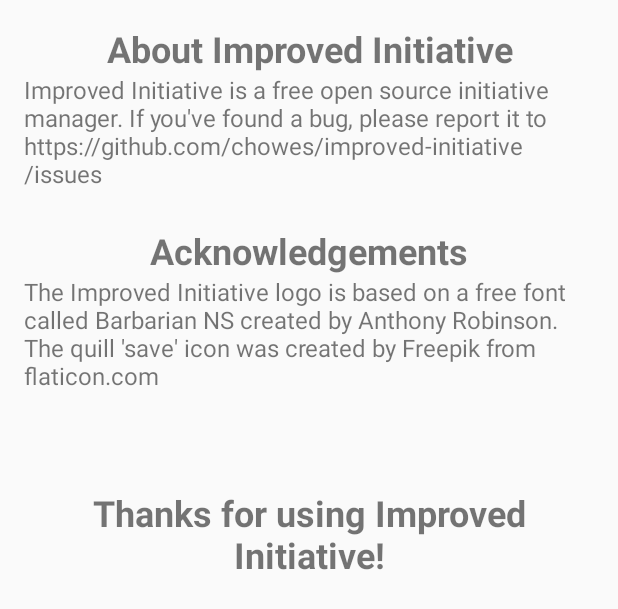
After one commit to chowes/improved-initiative, an Android app: the layout about_dialog.xml on its own in the app's theme, with its tools: preview values and no code run, on a phone screen of 412 x 824 dp. The commit adds this screen. Shown: the top 609 px of the screen. Run offline under Robolectric (Android 15) with nearby library versions, the phone set to English and light mode, and no system bars.

Commit message:
Implemented preferences for dismissing tutorial dialogs, added a bug reporting feature under 'About', added credits for font and icon authors

```diff
--- /dev/null
+++ b/app/src/main/res/layout/about_dialog.xml
@@ -0,0 +1,42 @@
+<?xml version="1.0" encoding="utf-8"?>
+<LinearLayout xmlns:android="http://schemas.android.com/apk/res/android"
+    android:orientation="vertical"
+    android:layout_width="match_parent"
+    android:layout_height="match_parent"
+    android:padding="16dp">
+
+    <TextView
+        android:layout_width="match_parent"
+        android:layout_height="wrap_content"
+        android:textSize="24sp"
+        android:textStyle="bold"
+        android:textAlignment="center"
+        android:text="@string/about_label"/>
+    <TextView
+        android:layout_width="match_parent"
+        android:layout_height="wrap_content"
+        android:textSize="16sp"
+        android:layout_marginBottom="24dp"
+        android:text="@string/about_text"/>
+    <TextView
+        android:layout_width="match_parent"
+        android:layout_height="wrap_content"
+        android:textSize="24sp"
+        android:textStyle="bold"
+        android:textAlignment="center"
+        android:text="@string/acknowledgements_label"/>
+    <TextView
+        android:layout_width="match_parent"
+        android:layout_height="wrap_content"
+        android:textSize="16sp"
+        android:text="@string/acknowledgements_text"
+        android:layout_marginBottom="64dp"/>
+    <TextView
+        android:layout_width="match_parent"
+        android:layout_height="wrap_content"
+        android:textSize="24sp"
+        android:textStyle="bold"
+        android:textAlignment="center"
+        android:text="@string/thanks_label"/>
+
+</LinearLayout>
--- a/app/src/main/res/menu/main_menu_top.xml
+++ b/app/src/main/res/menu/main_menu_top.xml
@@ -4,5 +4,6 @@
     <item
         android:title="@string/about"
         android:orderInCategory="100"
+        app:showAsAction="ifRoom"
         android:onClick="showAbout"/>
 </menu>
--- a/app/src/main/res/values/strings.xml
+++ b/app/src/main/res/values/strings.xml
@@ -8,15 +8,27 @@
     <string name="start_combat">Start Combat</string>
     <string name="edit_characters">Edit Characters</string>
     <string name="about">About</string>
+    <string name="about_label">About Improved Initiative</string>
+    <string name="about_text">
+        Improved Initiative is a free open source initiative manager. If you\'ve found a bug, please report it to https://github.com/chowes/improved-initiative/issues
+    </string>
+    <string name="acknowledgements_label">Acknowledgements</string>
+    <string name="acknowledgements_text">
+        The Improved Initiative logo is based on a free font called Barbarian NS created by Anthony Robinson.
+        The quill \'save\' icon was created by Freepik from flaticon.com
+    </string>
+    <string name="thanks_label">Thanks for using Improved Initiative!</string>
 
     <!--Buttons-->
     <string name="okay">Okay</string>
     <string name="dismiss">Don\'t Show Again</string>
+    <string name="report_bug">Report a Bug</string>
 
     <!--Combat Screen-->
     <string name="next_round">Next Turn</string>
     <string name="replay_round">Replay Turn</string>
     <string name="add_character">Characters</string>
+    <string name="combat_tutorial_pref">show_combat_instructions</string>
     <string name="combat_tutorial_swipe_left_label">Swipe left:</string>
     <string name="combat_tutorial_swipe_left_text">Remove character from combat</string>
     <string name="combat_tutorial_drag_label">Drag:</string>
@@ -41,6 +53,7 @@
     <string name="resume_encounter">Resume Combat</string>
     <string name="new_encounter">New Encounter</string>
     <string name="save_character">Save Character</string>
+    <string name="character_tutorial_pref">show_char_instructions</string>
     <string name="character_tutorial_swipe_left_label">Swipe left:</string>
     <string name="character_tutorial_swipe_left_text">Delete a character</string>
     <string name="character_tutorial_swipe_right_label">Swipe right:</string>
--- a/build.gradle
+++ b/build.gradle
@@ -5,7 +5,7 @@ buildscript {
         jcenter()
     }
     dependencies {
-        classpath 'com.android.tools.build:gradle:2.3.1'
+        classpath 'com.android.tools.build:gradle:2.3.2'
 
         // NOTE: Do not place your application dependencies here; they belong
         // in the individual module build.gradle files
```
Also changed, not shown: app/src/main/java/me/colinhowes/rollinitiative/CharacterActivity.java (+35 -18 lines), app/src/main/java/me/colinhowes/rollinitiative/CombatActivity.java (+37 -17 lines), app/src/main/java/me/colinhowes/rollinitiative/MainActivity.java (+24 -1 lines), 1 other file.
